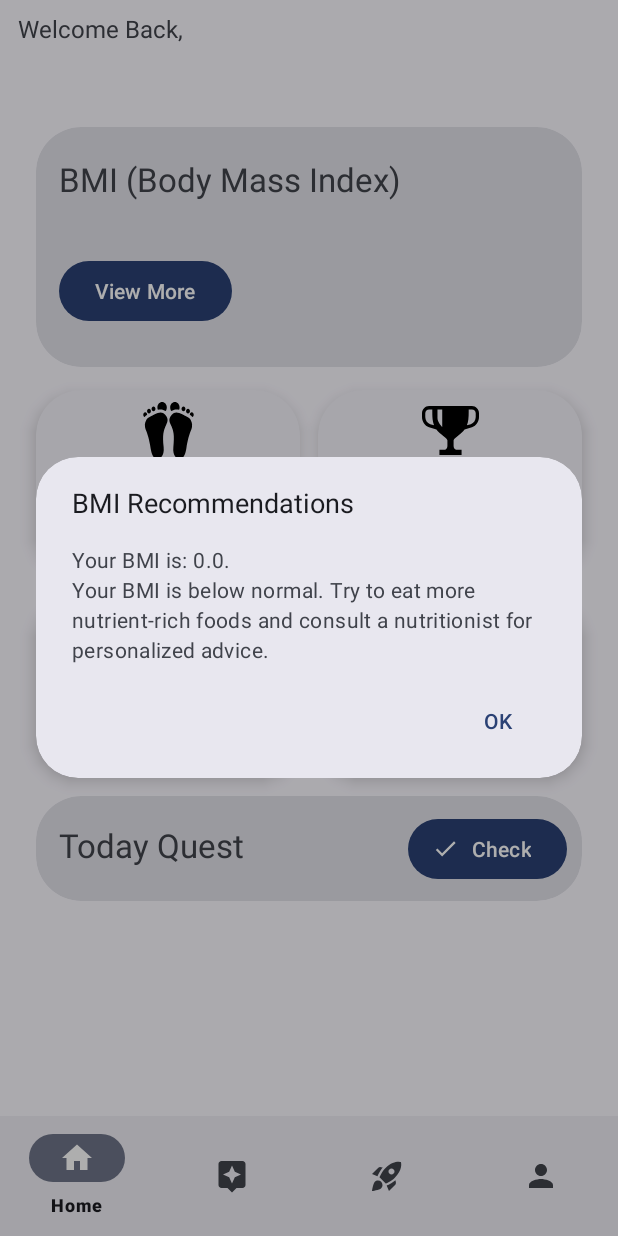
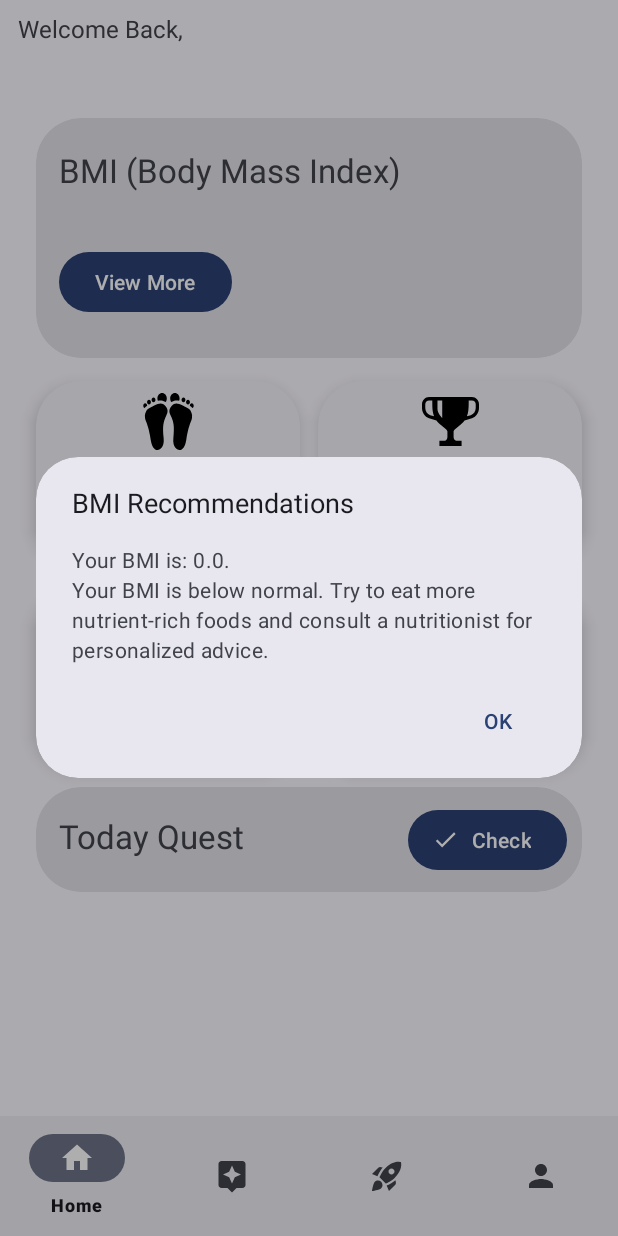
Before and after one commit to AndDemon/DailyQuest, an Android app: the fragment DailyQuestFragment placed in its activity, after a tap on "View More", on a phone screen of 412 x 824 dp. Run offline under Robolectric (Android 15) with nearby library versions, the phone set to English and light mode, and no system bars; our stand-ins replace Room's generated code.

Commit message:
main_menu design

```diff
--- a/app/src/main/java/com/hrysenko/dailyquest/presentation/main/MainActivity.kt
+++ b/app/src/main/java/com/hrysenko/dailyquest/presentation/main/MainActivity.kt
@@ -124,21 +124,31 @@ class MainActivity : AppCompatActivity(), MainMenuFragment.OnButtonClickListener
 
     private fun setupBottomNavigation() {
         binding.bottomNavigation.setOnItemSelectedListener { item ->
+            val currentFragment = supportFragmentManager.findFragmentById(R.id.main_fragments)
+
             when (item.itemId) {
                 R.id.main -> {
-                    loadFragment(MainMenuFragment())
+                    if (currentFragment !is MainMenuFragment) {
+                        loadFragment(MainMenuFragment())
+                    }
                     true
                 }
                 R.id.assistant -> {
-                    loadFragment(AssistantFragment())
+                    if (currentFragment !is AssistantFragment) {
+                        loadFragment(AssistantFragment())
+                    }
                     true
                 }
                 R.id.dailyQuest -> {
-                    loadFragment(QuestsFragment())
+                    if (currentFragment !is QuestsFragment) {
+                        loadFragment(QuestsFragment())
+                    }
                     true
                 }
                 R.id.profile -> {
-                    loadFragment(ProfileFragment())
+                    if (currentFragment !is ProfileFragment) {
+                        loadFragment(ProfileFragment())
+                    }
                     true
                 }
                 else -> false
--- a/app/src/main/java/com/hrysenko/dailyquest/presentation/mainmenu/MainMenuFragment.kt
+++ b/app/src/main/java/com/hrysenko/dailyquest/presentation/mainmenu/MainMenuFragment.kt
@@ -31,6 +31,7 @@ class MainMenuFragment : Fragment() {
     private var callback: OnButtonClickListener? = null
     private var bmiDialog: androidx.appcompat.app.AlertDialog? = null
     private lateinit var stepsReceiver: BroadcastReceiver
+    private var isStepsReceiverRegistered = false
 
     interface OnButtonClickListener {
         fun onCheckButtonClick()
@@ -63,10 +64,23 @@ class MainMenuFragment : Fragment() {
         }
 
         loadUserData()
+        updateStepsAndCaloriesUI()
+    }
+
+    override fun onResume() {
+        super.onResume()
+        // Re-check permission and update UI when fragment resumes
+        updateStepsAndCaloriesUI()
+    }
+
+    private fun updateStepsAndCaloriesUI() {
         if (checkActivityRecognitionPermission()) {
             loadStepsAndCalories()
             loadQuestProgress()
-            setupStepsReceiver()
+            if (!isStepsReceiverRegistered) {
+                setupStepsReceiver()
+                isStepsReceiverRegistered = true
+            }
         } else {
             binding.stepsCount.text = "N/A"
             binding.caloriesCount.text = "N/A"
@@ -220,8 +234,9 @@ class MainMenuFragment : Fragment() {
     override fun onDestroyView() {
         bmiDialog?.dismiss()
         bmiDialog = null
-        if (::stepsReceiver.isInitialized) {
+        if (isStepsReceiverRegistered) {
             requireContext().unregisterReceiver(stepsReceiver)
+            isStepsReceiverRegistered = false
         }
         super.onDestroyView()
         _binding = null
--- a/app/src/main/java/com/hrysenko/dailyquest/presentation/quests/DailyQuestFragment.kt
+++ b/app/src/main/java/com/hrysenko/dailyquest/presentation/quests/DailyQuestFragment.kt
@@ -1,5 +1,6 @@
 package com.hrysenko.dailyquest.presentation.quests
 
+import android.annotation.SuppressLint
 import android.app.AlarmManager
 import android.app.NotificationChannel
 import android.app.NotificationManager
@@ -118,6 +119,7 @@ class DailyQuestFragment : Fragment() {
         questsRecyclerView.adapter = questAdapter
     }
 
+    @SuppressLint("StringFormatInvalid")
     private fun loadUserAndQuests() {
         CoroutineScope(Dispatchers.IO).launch {
             val user = database.userDao().getUser()
@@ -162,7 +164,8 @@ class DailyQuestFragment : Fragment() {
             currentSteps = PedometerService.getCurrentSteps()
             withContext(Dispatchers.Main) {
                 questAdapter.submitList(quests.toList(), currentSteps)
-                streakCounter.text = "Day streak: $streak"
+                val streakText = getString(R.string.day_streak, streak)
+                streakCounter.text = streakText
                 updateStepQuestProgress(currentSteps)
                 updateQuestProgressPercentage()
                 Log.d("DailyQuestFragment", "Updated UI with ${quests.size} quests")
--- a/app/src/main/res/layout/fragment_daily_quest.xml
+++ b/app/src/main/res/layout/fragment_daily_quest.xml
@@ -9,7 +9,6 @@
         android:layout_width="wrap_content"
         android:layout_height="wrap_content"
         android:layout_marginTop="8dp"
-        android:text="@string/day_streak"
         android:textSize="18sp"
         android:layout_gravity="center" />
 
--- a/app/src/main/res/layout/fragment_main_menu.xml
+++ b/app/src/main/res/layout/fragment_main_menu.xml
@@ -39,7 +39,7 @@
             app:layout_constraintEnd_toEndOf="parent"
             app:layout_constraintTop_toBottomOf="@id/user_name_text"
             android:layout_marginHorizontal="24dp"
-            android:layout_marginVertical="30dp"
+            android:layout_marginVertical="24dp"
             style="@style/bymam">
 
             <TextView
@@ -271,7 +271,7 @@
                     android:id="@+id/progress_count"
                     android:layout_width="wrap_content"
                     android:layout_height="wrap_content"
-                    android:textSize="22sp"
+                    android:textSize="18sp"
                     app:layout_constraintTop_toTopOf="@id/daily_progress_bar"
                     app:layout_constraintBottom_toBottomOf="@id/daily_progress_bar"
                     app:layout_constraintStart_toStartOf="@id/daily_progress_bar"
--- a/app/src/main/res/values/strings.xml
+++ b/app/src/main/res/values/strings.xml
@@ -40,7 +40,7 @@
     <string name="login_successful">Successful!</string>
     <string name="done">Done</string>
     <string name="add_new_quest">Add New Quest</string>
-    <string name="day_streak">Day Streak: </string>
+    <string name="day_streak">Day Streak: %1$d</string>
     <string name="ok">Ok</string>
     <string name="cancelb">Cancel</string>
     <string name="welcome_back">Welcome Back,</string>
```
Also changed, not shown: 1 other file.
